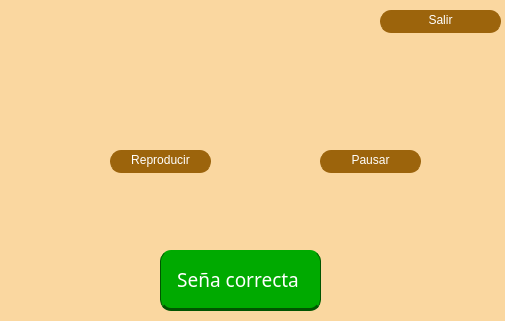
Qt form IG5.ui (lulacuna16/TT-2021-A004) before a commit; both pictures show x 360 to 865 and y 0 to 321 of the 865 by 693 pixel window.
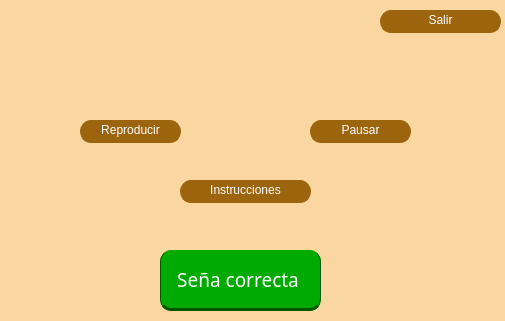
The same form after that commit.

Commit message: Agregando botón e interfaz de Instrucciones

What changed in the file:
```diff
--- a/IG5.ui
+++ b/IG5.ui
@@ -30,8 +30,8 @@
   <widget class="QPushButton" name="botonReproducir">
    <property name="geometry">
     <rect>
-     <x>470</x>
-     <y>150</y>
+     <x>440</x>
+     <y>120</y>
      <width>101</width>
      <height>23</height>
     </rect>
@@ -68,8 +68,8 @@
   <widget class="QPushButton" name="botonPausar">
    <property name="geometry">
     <rect>
-     <x>680</x>
-     <y>150</y>
+     <x>670</x>
+     <y>120</y>
      <width>101</width>
      <height>23</height>
     </rect>
@@ -272,6 +272,44 @@
     <set>Qt::AlignCenter</set>
    </property>
   </widget>
+  <widget class="QPushButton" name="botonInstrucciones">
+   <property name="geometry">
+    <rect>
+     <x>540</x>
+     <y>180</y>
+     <width>131</width>
+     <height>23</height>
+    </rect>
+   </property>
+   <property name="styleSheet">
+    <string notr="true">QPushButton{
+color: rgb(255, 255, 255);
+	background-color: rgb(156, 100, 12);
+	font: 12pt &quot;Segoe Print&quot;;
+	border-radius: 11px;
+	border:none;
+	border-left: 1px solid rgb(156, 100, 12);
+	border-right: 1px solid rgb(156, 100, 12);
+	border-bottom: 3px solid rgb(156, 100, 12);
+}
+QPushButton:hover{
+	background-color: rgb(248, 196, 113);
+	border-left: 1px solid rgb(248, 196, 113);
+	border-right: 1px solid rgb(248, 196, 113);
+	border-bottom: 3px solid rgb(248, 196, 113);
+}
+QPushButton:pressed{
+	background-color: rgb(40, 170, 221);
+	border-left: 1px solid rgb(44, 131, 212);
+	border-right: 1px solid rgb(44, 131, 212);
+	border-top: 3px solid rgb(44, 131, 212);
+	border-bottomr: none;
+}</string>
+   </property>
+   <property name="text">
+    <string>Instrucciones</string>
+   </property>
+  </widget>
   <zorder>lblCamara</zorder>
   <zorder>widgetVideoTutorial</zorder>
   <zorder>botonReproducir</zorder>
```
Left out of the diff: 1 changed line with no effect on the pictures. The commit also changes 5 other files.
